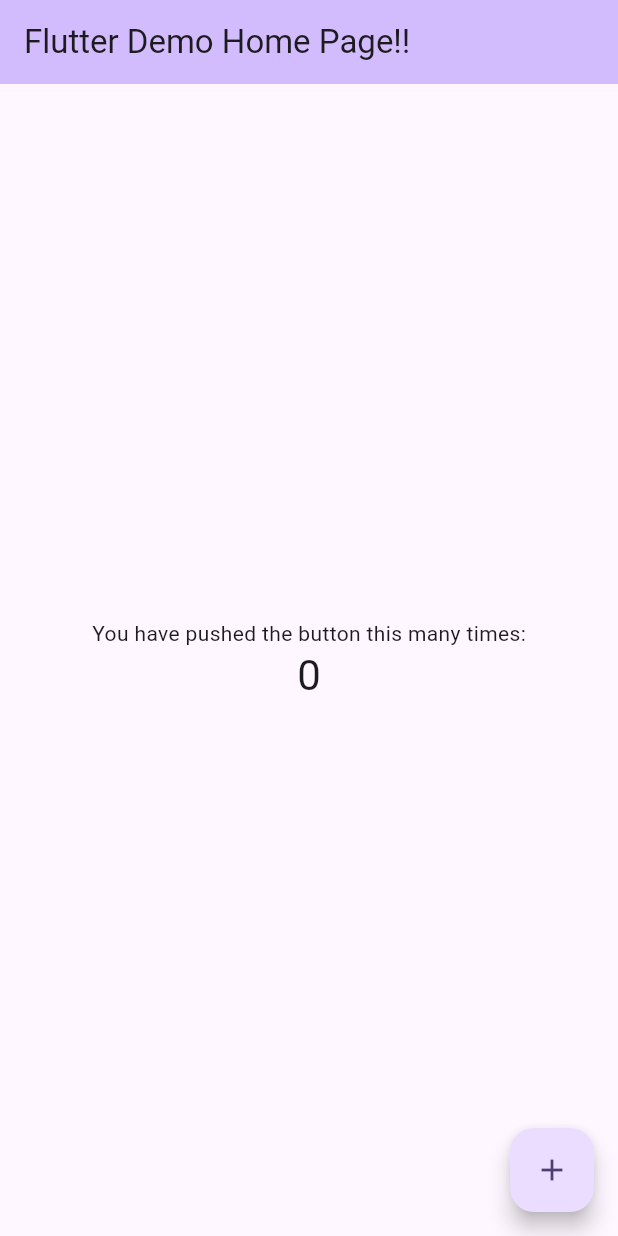
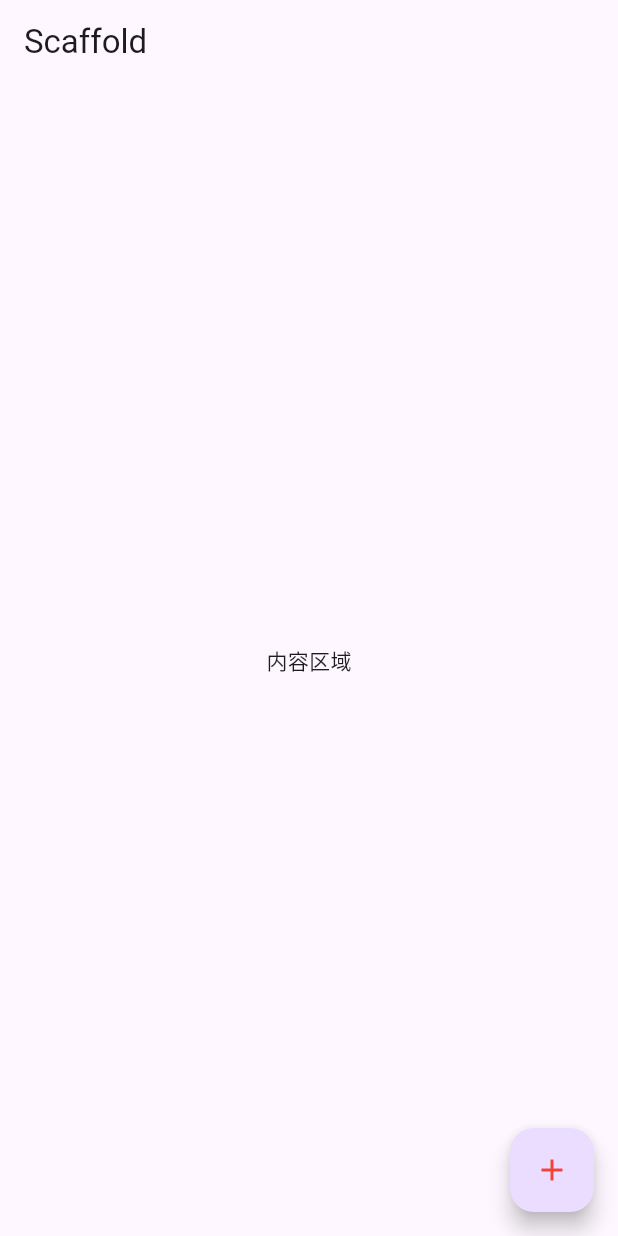
Before and after one commit to devie2020/first_app, a Flutter app: the screen it shows after launch, on a phone screen of 412 x 824 dp. Run offline on Flutter 3.47's test engine with Material 2 defaults, Android fonts, the phone set to English and light mode, and no system bars.

Commit message:
api学习

```diff
--- /dev/null
+++ b/lib/ScaffoldDemo/scaffold_demo.dart
@@ -0,0 +1,31 @@
+import 'package:flutter/material.dart';
+
+class ScaffoldDemo extends StatefulWidget {
+  const ScaffoldDemo({super.key});
+
+  @override
+  State<ScaffoldDemo> createState() => _ScaffoldDemoState();
+}
+
+class _ScaffoldDemoState extends State<ScaffoldDemo> {
+  @override
+  Widget build(BuildContext context) {
+    return Scaffold(
+      appBar: AppBar(
+        title: const Text('Scaffold'),
+      ),
+      body: const Center(
+        child: Text('内容区域'),
+      ),
+      floatingActionButton: FloatingActionButton(
+        onPressed: () {
+          debugPrint('....');
+        },
+        child: const Icon(
+          Icons.add,
+          color: Colors.red,
+        ),
+      ),
+    );
+  }
+}
--- a/lib/main.dart
+++ b/lib/main.dart
@@ -1,4 +1,6 @@
 import 'package:flutter/material.dart';
+// import 'package:fist_app/MaterialAppDemo/material_app_demo.dart';
+import 'package:fist_app/ScaffoldDemo/scaffold_demo.dart';
 
 void main() {
   runApp(const MyApp());
@@ -15,54 +17,55 @@ class MyApp extends StatelessWidget {
         colorScheme: ColorScheme.fromSeed(seedColor: Colors.deepPurple),
         useMaterial3: true,
       ),
-      home: const MyHomePage(title: 'Flutter Demo Home Page!!'),
+      home: const ScaffoldDemo(),
+      showSemanticsDebugger: false,
     );
   }
 }
 
-class MyHomePage extends StatefulWidget {
-  const MyHomePage({super.key, required this.title});
-  final String title;
+// class MyHomePage extends StatefulWidget {
+//   const MyHomePage({super.key, required this.title});
+//   final String title;
 
-  @override
-  State<MyHomePage> createState() => _MyHomePageState();
-}
+//   @override
+//   State<MyHomePage> createState() => _MyHomePageState();
+// }
 
-class _MyHomePageState extends State<MyHomePage> {
-  int _counter = 0;
+// class _MyHomePageState extends State<MyHomePage> {
+//   int _counter = 0;
 
-  void _incrementCounter() {
-    setState(() {
-      _counter++;
-    });
-  }
+//   void _incrementCounter() {
+//     setState(() {
+//       _counter++;
+//     });
+//   }
 
-  @override
-  Widget build(BuildContext context) {
-    return Scaffold(
-      appBar: AppBar(
-        backgroundColor: Theme.of(context).colorScheme.inversePrimary,
-        title: Text(widget.title),
-      ),
-      body: Center(
-        child: Column(
-          mainAxisAlignment: MainAxisAlignment.center,
-          children: <Widget>[
-            const Text(
-              'You have pushed the button this many times:',
-            ),
-            Text(
-              '$_counter',
-              style: Theme.of(context).textTheme.headlineMedium,
-            ),
-          ],
-        ),
-      ),
-      floatingActionButton: FloatingActionButton(
-        onPressed: _incrementCounter,
-        tooltip: 'Increment',
-        child: const Icon(Icons.add),
-      ),
-    );
-  }
-}
+//   @override
+//   Widget build(BuildContext context) {
+//     return Scaffold(
+//       appBar: AppBar(
+//         backgroundColor: Theme.of(context).colorScheme.inversePrimary,
+//         title: Text(widget.title),
+//       ),
+//       body: Center(
+//         child: Column(
+//           mainAxisAlignment: MainAxisAlignment.center,
+//           children: <Widget>[
+//             const Text(
+//               'You have pushed the button this many times:',
+//             ),
+//             Text(
+//               '$_counter',
+//               style: Theme.of(context).textTheme.headlineMedium,
+//             ),
+//           ],
+//         ),
+//       ),
+//       floatingActionButton: FloatingActionButton(
+//         onPressed: _incrementCounter,
+//         tooltip: 'Increment',
+//         child: const Icon(Icons.add),
+//       ),
+//     );
+//   }
+// }
```
Also changed, not shown: lib/MaterialAppDemo/material_app_demo.dart (added, +116 -0 lines).
